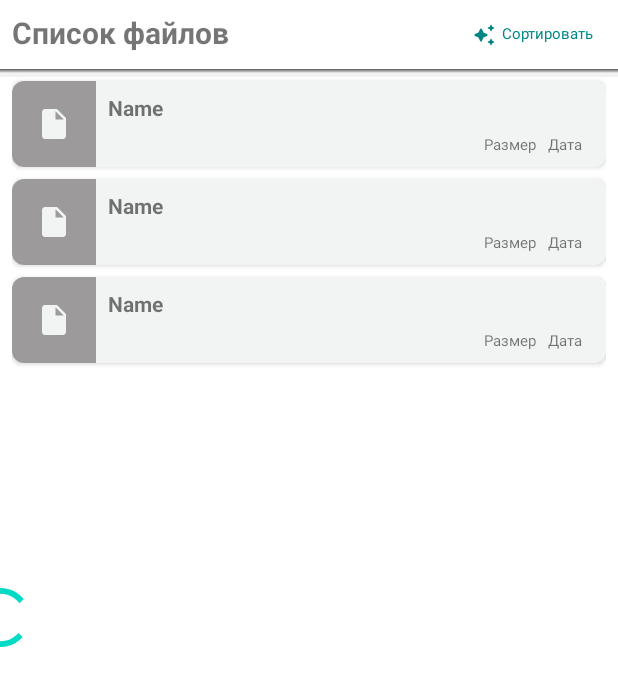
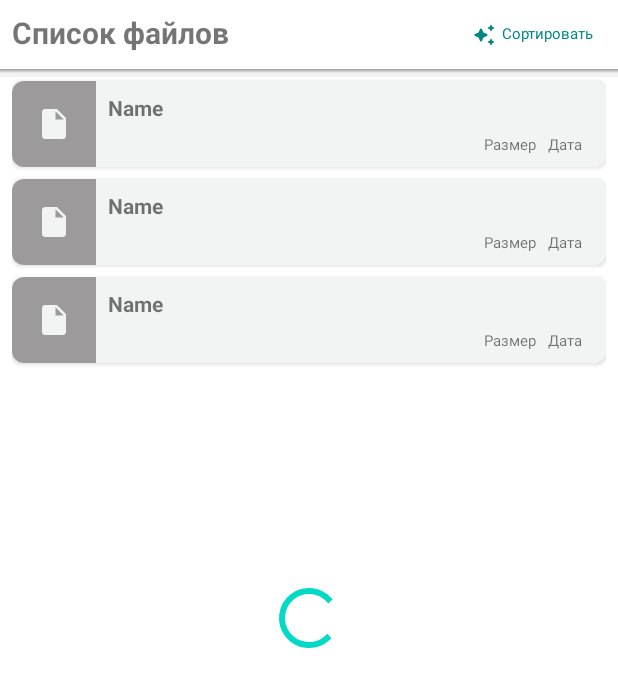
Before and after one commit to aily-hhh/ListOfMyFiles, an Android app: the layout activity_main.xml on its own in the app's theme, with its tools: preview values and no code run, on a phone screen of 412 x 824 dp. Shown: the top 687 px of the screen. Run offline under Robolectric (Android 15) with nearby library versions, the phone set to English and light mode, and no system bars.

Commit message:
Update ui

```diff
--- a/app/src/main/java/com/example/listofmyfiles/ui/FilesAdapter.kt
+++ b/app/src/main/java/com/example/listofmyfiles/ui/FilesAdapter.kt
@@ -1,5 +1,6 @@
 package com.example.listofmyfiles.ui
 
+import android.annotation.SuppressLint
 import android.view.LayoutInflater
 import android.view.View
 import android.view.ViewGroup
@@ -56,11 +57,12 @@ class FilesAdapter: RecyclerView.Adapter<FilesAdapter.FilesViewHolder>() {
         return differ.currentList.size
     }
 
+    @SuppressLint("SetTextI18n")
     override fun onBindViewHolder(holder: FilesViewHolder, position: Int) {
         val currentFile = differ.currentList[position]
         holder.dateFileTextView.text = Date(currentFile.date).toString()
         holder.nameFileTextView.text = currentFile.name
-        holder.sizeFileTextView.text = currentFile.size.toString()
+        holder.sizeFileTextView.text = (currentFile.size / 100).toString() + " кБ,"
 
         when (currentFile.expansion) {
             "doc", "DOC" -> {
--- a/app/src/main/res/drawable/limiter_gradient.xml
+++ b/app/src/main/res/drawable/limiter_gradient.xml
@@ -4,5 +4,5 @@
         android:angle="90"
         android:startColor="#0D000000"
         android:centerColor="#0D000000"
-        android:endColor="@color/grey"/>
+        android:endColor="@color/grey_medium"/>
 </shape>
--- a/app/src/main/res/layout/activity_main.xml
+++ b/app/src/main/res/layout/activity_main.xml
@@ -44,12 +44,12 @@
         app:layout_constraintStart_toStartOf="parent"
         app:layout_constraintTop_toBottomOf="@+id/myFilesTextView" />
 
-
     <androidx.recyclerview.widget.RecyclerView
         android:id="@+id/listFilesRecyclerView"
         android:layout_width="match_parent"
         android:layout_height="0dp"
         android:layout_marginHorizontal="8dp"
+        android:paddingBottom="8dp"
         tools:listitem="@layout/item_file"
         app:layout_constraintBottom_toBottomOf="parent"
         app:layout_constraintEnd_toEndOf="parent"
@@ -61,7 +61,7 @@
         android:layout_width="wrap_content"
         android:layout_height="wrap_content"
         app:layout_constraintBottom_toBottomOf="parent"
-        app:layout_constraintEnd_toStartOf="@+id/viewGradient"
+        app:layout_constraintEnd_toEndOf="parent"
         app:layout_constraintStart_toStartOf="parent"
         app:layout_constraintTop_toTopOf="parent" />
 
--- a/app/src/main/res/values-night/themes.xml
+++ b/app/src/main/res/values-night/themes.xml
@@ -1,6 +1,6 @@
 <resources xmlns:tools="http://schemas.android.com/tools">
     <!-- Base application theme. -->
-    <style name="Theme.ListOfMyFiles" parent="Theme.MaterialComponents.DayNight.DarkActionBar">
+    <style name="Theme.ListOfMyFiles" parent="Theme.MaterialComponents.DayNight.NoActionBar">
         <!-- Primary brand color. -->
         <item name="colorPrimary">@color/purple_200</item>
         <item name="colorPrimaryVariant">@color/purple_700</item>
--- a/app/src/main/res/values/themes.xml
+++ b/app/src/main/res/values/themes.xml
@@ -1,6 +1,6 @@
 <resources xmlns:tools="http://schemas.android.com/tools">
     <!-- Base application theme. -->
-    <style name="Theme.ListOfMyFiles" parent="Theme.MaterialComponents.DayNight.DarkActionBar">
+    <style name="Theme.ListOfMyFiles" parent="Theme.MaterialComponents.DayNight.NoActionBar">
         <!-- Primary brand color. -->
         <item name="colorPrimary">@color/purple_500</item>
         <item name="colorPrimaryVariant">@color/purple_700</item>
```
